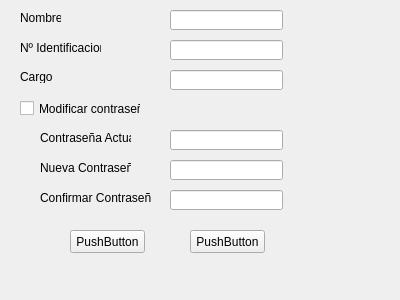
sergiomona89/qtInventory, file src/uis/Act_usuario.ui: the form before one commit.
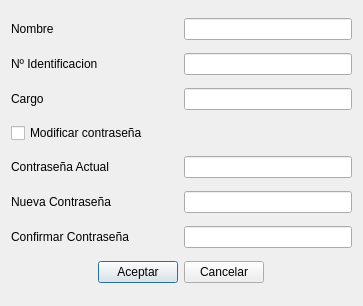
The form after the commit.

Commit message: administrar usuario terminado, falta manejo de error

```diff
--- a/src/uis/Act_usuario.ui
+++ b/src/uis/Act_usuario.ui
@@ -1,195 +1,127 @@
 <?xml version="1.0" encoding="UTF-8"?>
 <ui version="4.0">
  <class>Act_usuario</class>
- <widget class="QWidget" name="Act_usuario">
+ <widget class="QDialog" name="Act_usuario">
   <property name="geometry">
    <rect>
     <x>0</x>
     <y>0</y>
-    <width>400</width>
-    <height>300</height>
+    <width>363</width>
+    <height>306</height>
    </rect>
   </property>
   <property name="windowTitle">
    <string>Form</string>
   </property>
+  <layout class="QGridLayout" name="gridLayout">
+   <item row="0" column="0">
   <widget class="QLabel" name="label">
-   <property name="geometry">
-    <rect>
-     <x>20</x>
-     <y>10</y>
-     <width>41</width>
-     <height>16</height>
-    </rect>
-   </property>
    <property name="text">
     <string>Nombre</string>
    </property>
   </widget>
+   </item>
+   <item row="0" column="2" colspan="2">
+    <widget class="QLineEdit" name="NombreLineEdit"/>
+   </item>
+   <item row="1" column="0" colspan="2">
   <widget class="QLabel" name="label_2">
-   <property name="geometry">
-    <rect>
-     <x>20</x>
-     <y>40</y>
-     <width>81</width>
-     <height>16</height>
-    </rect>
-   </property>
    <property name="text">
     <string>Nº Identificacion</string>
    </property>
   </widget>
+   </item>
+   <item row="1" column="2" colspan="2">
+    <widget class="QLineEdit" name="IdLineEdit"/>
+   </item>
+   <item row="2" column="0">
   <widget class="QLabel" name="label_3">
-   <property name="geometry">
-    <rect>
-     <x>20</x>
-     <y>70</y>
-     <width>46</width>
-     <height>13</height>
-    </rect>
-   </property>
    <property name="text">
     <string>Cargo</string>
    </property>
   </widget>
+   </item>
+   <item row="2" column="2" colspan="2">
+    <widget class="QLineEdit" name="CargoLineEdit"/>
+   </item>
+   <item row="3" column="0" colspan="3">
+    <widget class="QCheckBox" name="ModificarCheckBox">
+     <property name="text">
+      <string>Modificar contraseña</string>
+     </property>
+    </widget>
+   </item>
+   <item row="4" column="0" colspan="2">
   <widget class="QLabel" name="label_4">
-   <property name="geometry">
-    <rect>
-     <x>40</x>
-     <y>130</y>
-     <width>91</width>
-     <height>16</height>
-    </rect>
-   </property>
    <property name="text">
     <string>Contraseña Actual</string>
    </property>
   </widget>
-  <widget class="QCheckBox" name="checkBox">
-   <property name="geometry">
-    <rect>
-     <x>20</x>
-     <y>100</y>
-     <width>121</width>
-     <height>17</height>
-    </rect>
-   </property>
-   <property name="text">
-    <string>Modificar contraseña</string>
-   </property>
-  </widget>
+   </item>
+   <item row="4" column="2" colspan="2">
+    <widget class="QLineEdit" name="ContrasenaLineEdit"/>
+   </item>
+   <item row="5" column="0" colspan="2">
   <widget class="QLabel" name="label_5">
-   <property name="geometry">
-    <rect>
-     <x>40</x>
-     <y>160</y>
-     <width>91</width>
-     <height>16</height>
-    </rect>
-   </property>
    <property name="text">
     <string>Nueva Contraseña</string>
    </property>
   </widget>
+   </item>
+   <item row="5" column="2" colspan="2">
+    <widget class="QLineEdit" name="NuevaContrasenaLineEdit"/>
+   </item>
+   <item row="6" column="0" colspan="2">
   <widget class="QLabel" name="label_6">
-   <property name="geometry">
-    <rect>
-     <x>40</x>
-     <y>190</y>
-     <width>111</width>
-     <height>16</height>
-    </rect>
-   </property>
    <property name="text">
     <string>Confirmar Contraseña</string>
    </property>
   </widget>
-  <widget class="QLineEdit" name="nombreLineEdit">
-   <property name="geometry">
-    <rect>
-     <x>170</x>
-     <y>10</y>
-     <width>113</width>
-     <height>20</height>
-    </rect>
-   </property>
-  </widget>
-  <widget class="QLineEdit" name="idLineEdit">
-   <property name="geometry">
-    <rect>
-     <x>170</x>
-     <y>40</y>
-     <width>113</width>
+   </item>
+   <item row="6" column="2" colspan="2">
+    <widget class="QLineEdit" name="ConfirmarContrasenaLineEdit"/>
+   </item>
+   <item row="7" column="0">
+    <spacer name="horizontalSpacer">
+     <property name="orientation">
+      <enum>Qt::Horizontal</enum>
+     </property>
+     <property name="sizeHint" stdset="0">
+      <size>
+       <width>83</width>
      <height>20</height>
-    </rect>
-   </property>
-  </widget>
-  <widget class="QLineEdit" name="cargoLineEdit">
-   <property name="geometry">
-    <rect>
-     <x>170</x>
-     <y>70</y>
-     <width>113</width>
-     <height>20</height>
-    </rect>
-   </property>
-  </widget>
-  <widget class="QLineEdit" name="contrasenaLineEdit">
-   <property name="geometry">
-    <rect>
-     <x>170</x>
-     <y>130</y>
-     <width>113</width>
-     <height>20</height>
-    </rect>
-   </property>
-  </widget>
-  <widget class="QLineEdit" name="nContrasenaLineEdit">
-   <property name="geometry">
-    <rect>
-     <x>170</x>
-     <y>160</y>
-     <width>113</width>
-     <height>20</height>
-    </rect>
-   </property>
-  </widget>
-  <widget class="QLineEdit" name="cContrasenaLineEdit">
-   <property name="geometry">
-    <rect>
-     <x>170</x>
-     <y>190</y>
-     <width>113</width>
+      </size>
+     </property>
+    </spacer>
+   </item>
+   <item row="7" column="1">
+    <widget class="QPushButton" name="AceptarPushButton">
+     <property name="text">
+      <string>Aceptar</string>
+     </property>
+    </widget>
+   </item>
+   <item row="7" column="2">
+    <widget class="QPushButton" name="CancelarPushButton">
+     <property name="text">
+      <string>Cancelar</string>
+     </property>
+    </widget>
+   </item>
+   <item row="7" column="3">
+    <spacer name="horizontalSpacer_2">
+     <property name="orientation">
+      <enum>Qt::Horizontal</enum>
+     </property>
+     <property name="sizeHint" stdset="0">
+      <size>
+       <width>84</width>
      <height>20</height>
-    </rect>
-   </property>
-  </widget>
-  <widget class="QPushButton" name="aceptarPushButton">
-   <property name="geometry">
-    <rect>
-     <x>70</x>
-     <y>230</y>
-     <width>75</width>
-     <height>23</height>
-    </rect>
-   </property>
-   <property name="text">
-    <string>PushButton</string>
-   </property>
-  </widget>
-  <widget class="QPushButton" name="cancelarPushButton">
-   <property name="geometry">
-    <rect>
-     <x>190</x>
-     <y>230</y>
-     <width>75</width>
-     <height>23</height>
-    </rect>
-   </property>
-   <property name="text">
-    <string>PushButton</string>
-   </property>
-  </widget>
+      </size>
+     </property>
+    </spacer>
+   </item>
+  </layout>
  </widget>
  <resources/>
  <connections/>
```
Left out of the diff: 2 changed lines with no effect on the pictures. Lines whose indentation alone changed are shown as unchanged. The commit also changes 12 other files.
